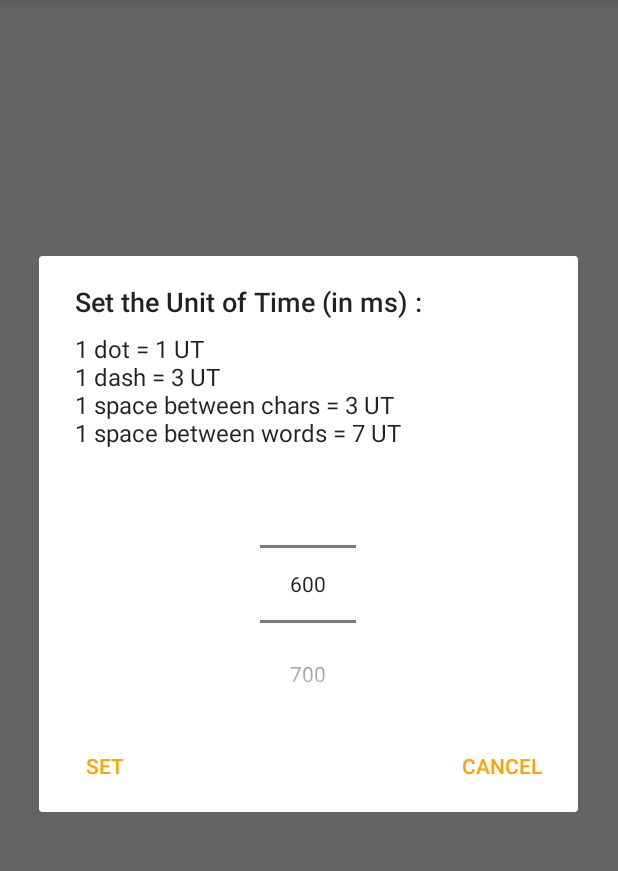
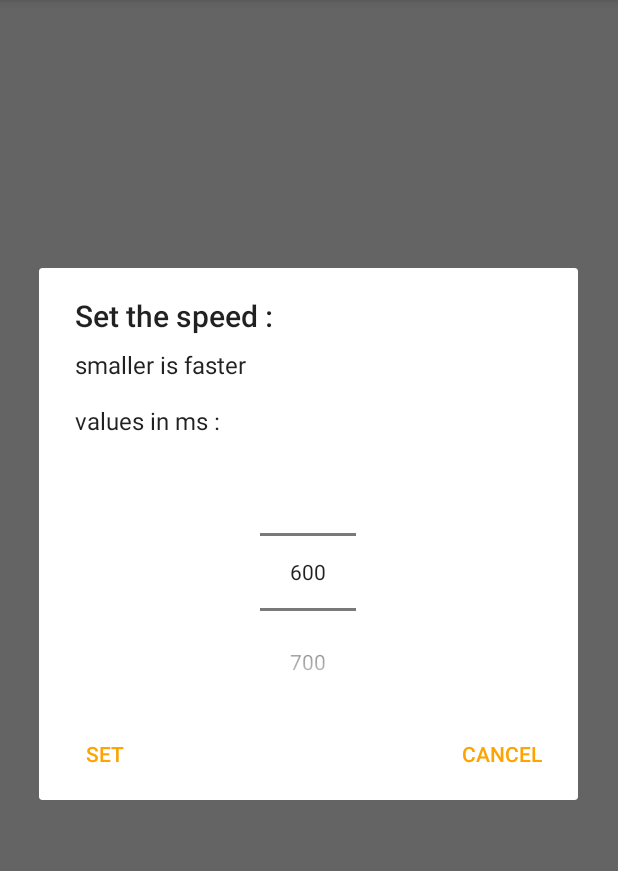
Before and after one commit to pepinpin/microMorse, an Android app: the screen it shows after launch (MainActivity), in the options menu, after a tap on "Settings", on a phone screen of 412 x 824 dp, the part 84-955 px from its top. Run offline under Robolectric (Android 15) with nearby library versions, the phone set to English and light mode, and no system bars; libraries missing offline, so code that uses them is left out: org.apache.commons; 3 statements that could not run were skipped.

Commit message:
- changed the text for the settings (not clear enough)

```diff
--- a/app/src/main/res/values/strings.xml
+++ b/app/src/main/res/values/strings.xml
@@ -7,8 +7,8 @@
 	<string name="cancel">Cancel</string>
 	<string name="space_button_text">SPACE</string>
 	<string name="space_text">1 tap = small space\n2 taps / long press = big space</string>
-	<string name="settings_message">1 dot = 1 UT\n1 dash = 3 UT\n1 space between chars = 3 UT\n1 space between words = 7 UT</string>
-	<string name="settings_title">Set the Unit of Time (in ms) :</string>
+	<string name="settings_message">smaller is faster\n\nvalues in ms :</string>
+	<string name="settings_title">Set the speed :</string>
 	<string name="settings_set_button">Set</string>
 	<string name="error_no_flash_title">Error</string>
 	<string name="error_no_flash_message">Your device doesn\'t support FlashLight</string>
```
Also changed, not shown: 2 other files.
